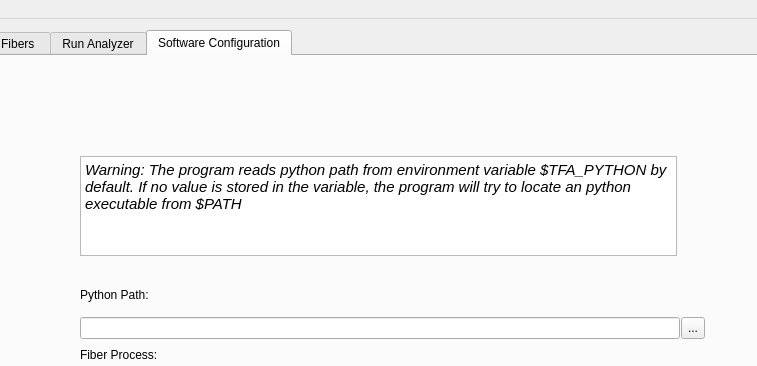
Old version of the form mainwindow.ui in the repository nintendops/T1T2FiberAnalyzer; both pictures show x 173 to 930 and y 0 to 366 of the 1117 by 582 pixel window.
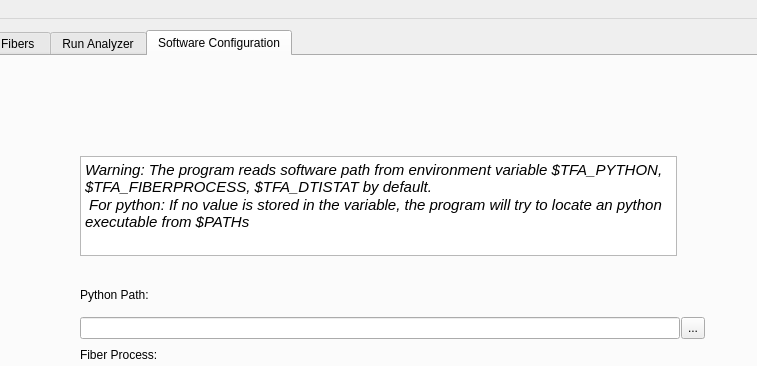
New version of the form. The open tabs and pages were chosen to show the change.

Commit message: new update: table view synchronized when program starts. Fixed a few texts on Tue Nov 10 00:57:11 EST 2015

The edit to the form file:
```diff
--- a/mainwindow.ui
+++ b/mainwindow.ui
@@ -775,7 +775,8 @@
 &lt;html&gt;&lt;head&gt;&lt;meta name=&quot;qrichtext&quot; content=&quot;1&quot; /&gt;&lt;style type=&quot;text/css&quot;&gt;
 p, li { white-space: pre-wrap; }
 &lt;/style&gt;&lt;/head&gt;&lt;body style=&quot; font-family:'Ubuntu'; font-size:11pt; font-weight:400; font-style:normal;&quot;&gt;
-&lt;p style=&quot; margin-top:0px; margin-bottom:0px; margin-left:0px; margin-right:0px; -qt-block-indent:0; text-indent:0px;&quot;&gt;&lt;span style=&quot; font-style:italic;&quot;&gt;Warning: The program reads python path from environment variable $TFA_PYTHON by default. If no value is stored in the variable, the program will try to locate an python executable from $PATH&lt;/span&gt;&lt;/p&gt;&lt;/body&gt;&lt;/html&gt;</string>
+&lt;p style=&quot; margin-top:0px; margin-bottom:0px; margin-left:0px; margin-right:0px; -qt-block-indent:0; text-indent:0px;&quot;&gt;&lt;span style=&quot; font-style:italic;&quot;&gt;Warning: The program reads software path from environment variable $TFA_PYTHON, $TFA_FIBERPROCESS, $TFA_DTISTAT by default.&lt;/span&gt;&lt;/p&gt;
+&lt;p style=&quot; margin-top:0px; margin-bottom:0px; margin-left:0px; margin-right:0px; -qt-block-indent:0; text-indent:0px;&quot;&gt;&lt;span style=&quot; font-style:italic;&quot;&gt; For python: If no value is stored in the variable, the program will try to locate an python executable from $PATHs&lt;/span&gt;&lt;/p&gt;&lt;/body&gt;&lt;/html&gt;</string>
         </property>
        </widget>
        <widget class="QWidget" name="layoutWidget">
```
Left out of the diff: 2 changed lines with no effect on the pictures. The commit also changes 9 other files.
